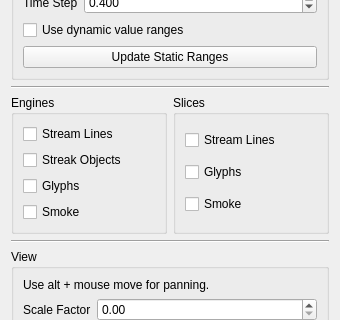
This is smoke/view/simulationtab.ui in bvanloon/Scientific-Visualization as Qt 5 draws it before an edit; both pictures show x 0 to 340 and y 106 to 426 of the 340 by 880 pixel window. The edited form follows.
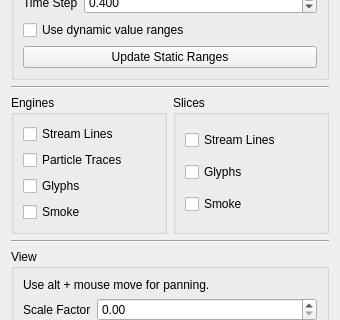
This is the edited form.

Commit message: We don't show streakobjects but particle traces.

Diff of the .ui file:
```diff
--- a/smoke/view/simulationtab.ui
+++ b/smoke/view/simulationtab.ui
@@ -138,7 +138,7 @@
         <item>
          <widget class="QCheckBox" name="streamSurfacesCheckBox">
           <property name="text">
-           <string>Streak Objects</string>
+           <string>Particle Traces</string>
           </property>
          </widget>
         </item>
```
The commit also changes 1 other file.
